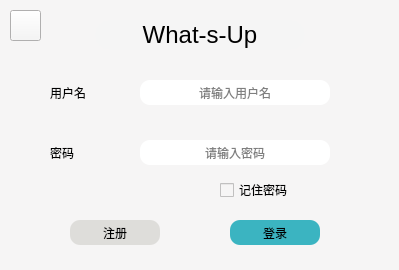
The window that client/ui/logindialog.ui (pechpo/What-s-up) describes before a commit, drawn with Qt 5.
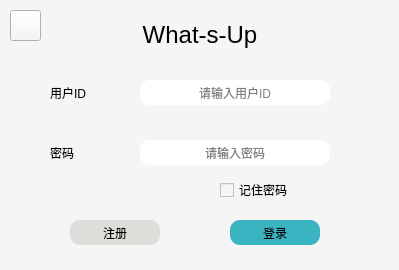
The same window after the commit. Icons and pictures are not drawn.

What changed in the file:
```diff
--- a/client/ui/logindialog.ui
+++ b/client/ui/logindialog.ui
@@ -131,7 +131,7 @@
      </rect>
     </property>
     <property name="text">
-     <string>用户名</string>
+     <string>用户ID</string>
     </property>
    </widget>
    <widget class="QLineEdit" name="pwdLineEdit">
@@ -180,7 +180,7 @@
      <set>Qt::AlignCenter</set>
     </property>
     <property name="placeholderText">
-     <string>请输入用户名</string>
+     <string>请输入用户ID</string>
     </property>
    </widget>
    <widget class="QToolButton" name="closeButton">
```
